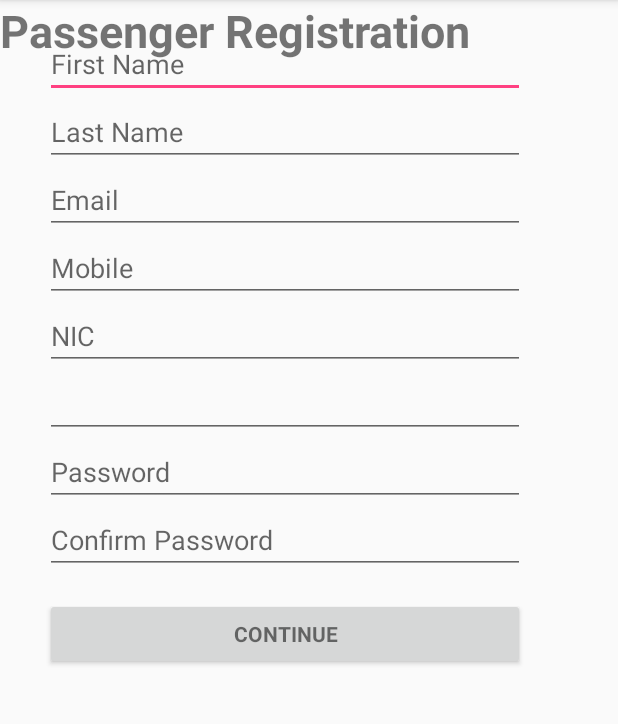
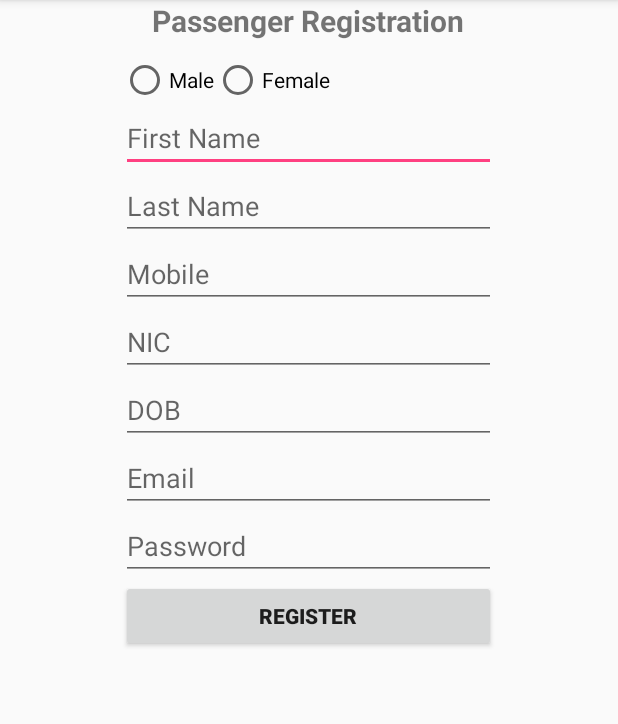
Before and after one commit to hsenidlanka/ez-travel, an Android app: the RegistrationPassengerActivity screen opened directly, with no data from a screen before it, on a phone screen of 412 x 824 dp, the part 84-808 px from its top. Run offline under Robolectric (Android 15) with nearby library versions, the phone set to English and light mode, and no system bars.

Commit message:
passenger registration functionality added

```diff
--- a/modules/android_app/app/src/main/AndroidManifest.xml
+++ b/modules/android_app/app/src/main/AndroidManifest.xml
@@ -16,6 +16,12 @@
         android:label="@string/app_name"
         android:supportsRtl="true"
         android:theme="@style/AppTheme">
+
+        <supports-screens android:smallScreens="true"
+            android:normalScreens="true"
+            android:largeScreens="true"
+            android:xlargeScreens="true"
+            android:anyDensity="true" />
 
     <!--    <meta-data
             android:name="com.google.android.gms.version"
--- a/modules/android_app/app/src/main/res/layout/activity_passenger_registration.xml
+++ b/modules/android_app/app/src/main/res/layout/activity_passenger_registration.xml
@@ -1,7 +1,9 @@
 <?xml version="1.0" encoding="utf-8"?>
-<android.support.constraint.ConstraintLayout xmlns:android="http://schemas.android.com/apk/res/android"
+<LinearLayout xmlns:android="http://schemas.android.com/apk/res/android"
     xmlns:app="http://schemas.android.com/apk/res-auto"
     xmlns:tools="http://schemas.android.com/tools"
+    android:orientation="vertical"
+    android:gravity="center_horizontal"
     android:layout_width="match_parent"
     android:layout_height="match_parent"
     tools:context="com.example.hsenid.taxiapp.RegistrationPassengerActivity">
@@ -9,30 +11,46 @@
 
     <TextView
         android:id="@+id/label_passenger_register"
-        android:layout_width="0dp"
+        android:layout_width="wrap_content"
         android:layout_height="wrap_content"
         android:text="Passenger Registration"
-        android:textSize="30sp"
-        android:textStyle="bold"
-        tools:layout_editor_absoluteX="34dp"
-        tools:layout_editor_absoluteY="16dp" />
+        android:textSize="20sp"
+        android:textStyle="bold" />
 
     <LinearLayout
         android:id="@+id/registration_form_passenger"
-        android:layout_width="350dp"
+        android:layout_width="250dp"
         android:layout_height="wrap_content"
         android:orientation="vertical"
-        android:paddingLeft="30dp"
-        android:paddingTop="20dp"
-        tools:layout_editor_absoluteX="0dp"
-        tools:layout_editor_absoluteY="52dp">
+        android:layout_marginTop="10dp"
+        android:gravity="center_horizontal">
+
+        <RadioGroup
+            android:id="@+id/radioSex"
+            android:layout_width="fill_parent"
+            android:layout_height="fill_parent"
+            android:orientation="horizontal">
+
+            <RadioButton
+                android:id="@+id/radioMale"
+                android:layout_width="wrap_content"
+                android:layout_height="wrap_content"
+                android:text="@string/radio_male"
+                android:checked="false" />
+
+            <RadioButton
+                android:id="@+id/radioFemale"
+                android:layout_width="wrap_content"
+                android:layout_height="wrap_content"
+                android:text="@string/radio_female" />
+
+        </RadioGroup>
 
 
         <EditText
             android:id="@+id/fname_register_passenger"
             android:layout_width="match_parent"
             android:layout_height="wrap_content"
-            android:ems="10"
             android:hint="@string/prompt_fname"
             android:inputType="textPersonName" />
 
@@ -40,9 +58,29 @@
             android:id="@+id/lname_register_passenger"
             android:layout_width="match_parent"
             android:layout_height="wrap_content"
-            android:ems="10"
             android:hint="@string/prompt_lname"
             android:inputType="textPersonName" />
+
+        <EditText
+            android:id="@+id/mobile_register_passenger"
+            android:layout_width="match_parent"
+            android:layout_height="wrap_content"
+            android:hint="@string/prompt_phone"
+            android:inputType="number" />
+
+        <EditText
+            android:id="@+id/nic_register_passenger"
+            android:layout_width="match_parent"
+            android:layout_height="wrap_content"
+            android:hint="@string/prompt_nic"
+            android:inputType="phone" />
+
+        <EditText
+            android:id="@+id/dob_register_passenger"
+            android:layout_width="match_parent"
+            android:layout_height="wrap_content"
+            android:hint="@string/prompt_dob"
+            android:inputType="date" />
 
         <AutoCompleteTextView
             android:id="@+id/email_register_passenger"
@@ -51,31 +89,7 @@
             android:hint="@string/prompt_email"
             android:inputType="textEmailAddress"
             android:maxLines="1"
-            android:singleLine="true" />
-
-
-        <EditText
-            android:id="@+id/mobile_register_passenger"
-            android:layout_width="match_parent"
-            android:layout_height="wrap_content"
-            android:ems="10"
-            android:hint="@string/prompt_phone"
-            android:inputType="phone" />
-
-        <EditText
-            android:id="@+id/nic_register_passenger"
-            android:layout_width="match_parent"
-            android:layout_height="wrap_content"
-            android:ems="10"
-            android:hint="@string/prompt_nic"
-            android:inputType="number" />
-
-        <EditText
-            android:id="@+id/dob_register_passenger"
-            android:layout_width="match_parent"
-            android:layout_height="wrap_content"
-            android:ems="10"
-            android:inputType="date" />
+            />
 
         <EditText
             android:id="@+id/password_register_passenger"
@@ -88,7 +102,7 @@
             android:maxLines="1"
             android:singleLine="true" />
 
-        <EditText
+     <!--   <EditText
             android:id="@+id/cpassword_register_passenger"
             android:layout_width="match_parent"
             android:layout_height="wrap_content"
@@ -97,18 +111,17 @@
             android:imeOptions="actionUnspecified"
             android:inputType="textPassword"
             android:maxLines="1"
-            android:singleLine="true" />
+            />-->
 
         <Button
             android:id="@+id/signup_register_passenger"
-            style="?android:textAppearanceSmall"
             android:layout_width="match_parent"
             android:layout_height="wrap_content"
-            android:layout_marginTop="16dp"
             android:text="@string/action_sign_up1_passenger"
             android:textStyle="bold" />
+
 
     </LinearLayout>
 
 
-</android.support.constraint.ConstraintLayout>
+</LinearLayout>
--- a/modules/android_app/app/src/main/res/values/strings.xml
+++ b/modules/android_app/app/src/main/res/values/strings.xml
@@ -20,16 +20,21 @@
 
 
     <!-- Strings related to passenger register -->
-    <string name="action_sign_up1_passenger">Continue </string>
+    <string name="action_sign_up1_passenger">Register </string>
     <string name="action_sign_up2_passenger">Sign Up </string>
     <string name="prompt_fname">First Name</string>
     <string name="prompt_lname">Last Name</string>
     <string name="prompt_phone">Mobile</string>
     <string name="prompt_nic">NIC</string>
+    <string name="prompt_dob">DOB</string>
     <string name="prompt_cpassword">Confirm Password</string>
     <string name="prompt_sign_up_driver">Driver Registration</string>
     <string name="view_image">app_logo</string>
     <string name="google_maps_key">eeeeeeeeeeeeeeee</string>
+    <string name="radio_male">Male</string>
+    <string name="radio_female">Female</string>
+
+
 
     <!-- Strings related to passenger placehire -->
     <string name="hire_origin">Hire Place</string>
```
